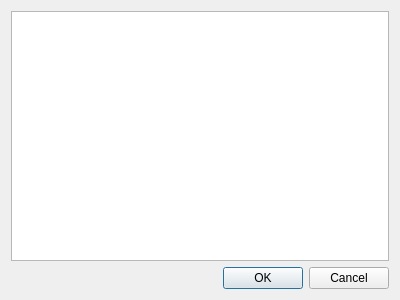
124327288/ChatClient, file ServiceChat/orderdialog.ui: the form before one commit.
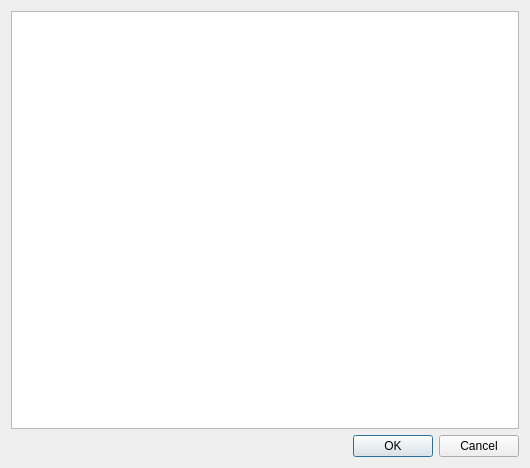
The form after the commit.

Diff of the .ui file:
```diff
--- a/ServiceChat/orderdialog.ui
+++ b/ServiceChat/orderdialog.ui
@@ -6,8 +6,8 @@
    <rect>
     <x>0</x>
     <y>0</y>
-    <width>400</width>
-    <height>300</height>
+    <width>530</width>
+    <height>468</height>
    </rect>
   </property>
   <property name="windowTitle">
```
